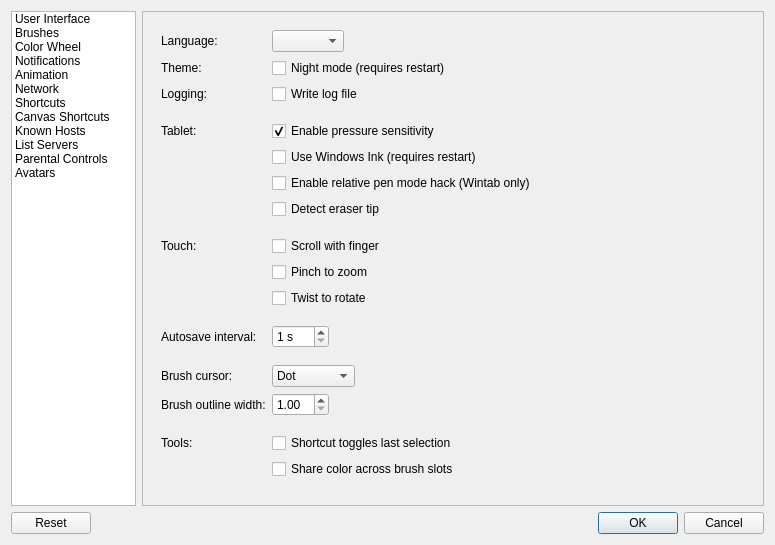
Old version of the form src/desktop/ui/settings.ui in the repository weblate/Drawpile.
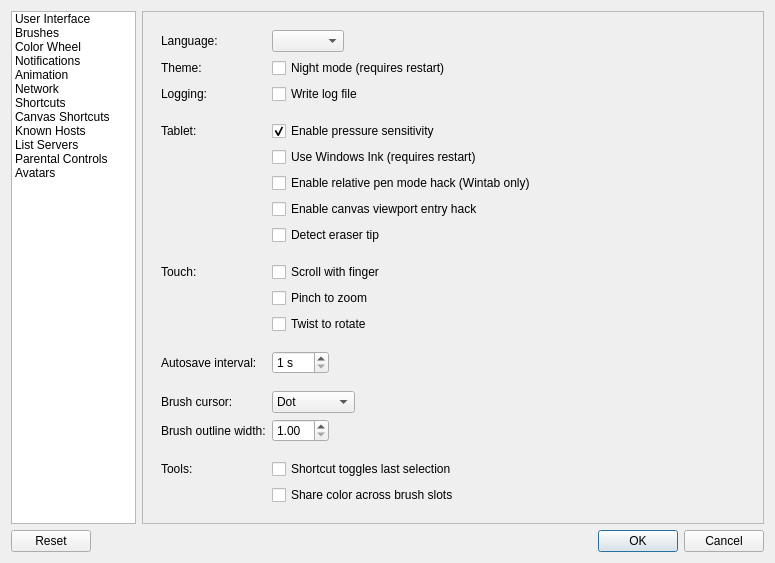
New version of the form. The open tabs and pages were chosen to show the change. Icons and pictures are not drawn. Custom widgets are drawn as their Qt base class.

Commit message: Implement canvas viewport entry hack for Linux

```diff
--- a/src/desktop/ui/settings.ui
+++ b/src/desktop/ui/settings.ui
@@ -184,14 +184,14 @@
               </property>
              </widget>
             </item>
-            <item row="9" column="1">
+            <item row="10" column="1">
              <widget class="QCheckBox" name="tabletEraser">
               <property name="text">
                <string>Detect eraser tip</string>
               </property>
              </widget>
             </item>
-            <item row="10" column="1">
+            <item row="11" column="1">
              <spacer name="verticalSpacer_5">
               <property name="orientation">
                <enum>Qt::Vertical</enum>
@@ -207,35 +207,35 @@
               </property>
              </spacer>
             </item>
-            <item row="11" column="0">
+            <item row="12" column="0">
              <widget class="QLabel" name="label_12">
               <property name="text">
                <string>Touch:</string>
               </property>
              </widget>
             </item>
-            <item row="11" column="1">
+            <item row="12" column="1">
              <widget class="QCheckBox" name="touchscroll">
               <property name="text">
                <string>Scroll with finger</string>
               </property>
              </widget>
             </item>
-            <item row="12" column="1">
+            <item row="13" column="1">
              <widget class="QCheckBox" name="touchpinch">
               <property name="text">
                <string>Pinch to zoom</string>
               </property>
              </widget>
             </item>
-            <item row="13" column="1">
+            <item row="14" column="1">
              <widget class="QCheckBox" name="touchtwist">
               <property name="text">
                <string>Twist to rotate</string>
               </property>
              </widget>
             </item>
-            <item row="14" column="1">
+            <item row="15" column="1">
              <spacer name="verticalSpacer_3">
               <property name="orientation">
                <enum>Qt::Vertical</enum>
@@ -251,14 +251,14 @@
               </property>
              </spacer>
             </item>
-            <item row="16" column="0">
+            <item row="17" column="0">
              <widget class="QLabel" name="label_11">
               <property name="text">
                <string>Autosave interval:</string>
               </property>
              </widget>
             </item>
-            <item row="16" column="1">
+            <item row="17" column="1">
              <widget class="QSpinBox" name="autosaveInterval">
               <property name="suffix">
                <string> s</string>
@@ -271,23 +271,23 @@
               </property>
              </widget>
             </item>
-            <item row="17" column="1">
-             <spacer name="verticalSpacer_9">
-              <property name="orientation">
-               <enum>Qt::Vertical</enum>
-              </property>
-              <property name="sizeType">
-               <enum>QSizePolicy::Fixed</enum>
-              </property>
-              <property name="sizeHint" stdset="0">
-               <size>
-                <width>20</width>
-                <height>5</height>
-               </size>
-              </property>
-             </spacer>
-            </item>
             <item row="18" column="1">
+             <spacer name="verticalSpacer_9">
+              <property name="orientation">
+               <enum>Qt::Vertical</enum>
+              </property>
+              <property name="sizeType">
+               <enum>QSizePolicy::Fixed</enum>
+              </property>
+              <property name="sizeHint" stdset="0">
+               <size>
+                <width>20</width>
+                <height>5</height>
+               </size>
+              </property>
+             </spacer>
+            </item>
+            <item row="19" column="1">
              <widget class="QComboBox" name="brushCursorBox">
               <item>
                <property name="text">
@@ -306,28 +306,28 @@
               </item>
              </widget>
             </item>
-            <item row="23" column="0">
+            <item row="24" column="0">
              <widget class="QLabel" name="label_2">
               <property name="text">
                <string>Tools:</string>
               </property>
              </widget>
             </item>
-            <item row="23" column="1">
+            <item row="24" column="1">
              <widget class="QCheckBox" name="toolToggleShortcut">
               <property name="text">
                <string>Shortcut toggles last selection</string>
               </property>
              </widget>
             </item>
-            <item row="24" column="1">
+            <item row="25" column="1">
              <widget class="QCheckBox" name="shareBrushSlotColor">
               <property name="text">
                <string>Share color across brush slots</string>
               </property>
              </widget>
             </item>
-            <item row="20" column="1">
+            <item row="21" column="1">
              <widget class="QDoubleSpinBox" name="brushOutlineWidth">
               <property name="minimum">
                <double>1.000000000000000</double>
@@ -343,7 +343,7 @@
               </property>
              </widget>
             </item>
-            <item row="21" column="1">
+            <item row="22" column="1">
              <spacer name="verticalSpacer">
               <property name="orientation">
                <enum>Qt::Vertical</enum>
@@ -359,20 +359,30 @@
               </property>
              </spacer>
             </item>
-            <item row="18" column="0">
+            <item row="19" column="0">
              <widget class="QLabel" name="label_16">
               <property name="text">
                <string>Brush cursor:</string>
               </property>
              </widget>
             </item>
-            <item row="20" column="0">
+            <item row="21" column="0">
              <widget class="QLabel" name="label_30">
               <property name="text">
                <string>Brush outline width:</string>
               </property>
              </widget>
             </item>
+            <item row="9" column="1">
+             <widget class="QCheckBox" name="viewportEntryHack">
+              <property name="toolTip">
+               <string>&lt;html&gt;&lt;head/&gt;&lt;body&gt;&lt;p&gt;Enable this workaround if your cursor doesn't update when you move it into the canvas with the tablet pen.&lt;/p&gt;&lt;/body&gt;&lt;/html&gt;</string>
+              </property>
+              <property name="text">
+               <string>Enable canvas viewport entry hack</string>
+              </property>
+             </widget>
+            </item>
            </layout>
           </widget>
           <widget class="QWidget" name="brushPage">
```
Left out of the diff: 2 changed lines with no effect on the pictures. The commit also changes 4 other files.
